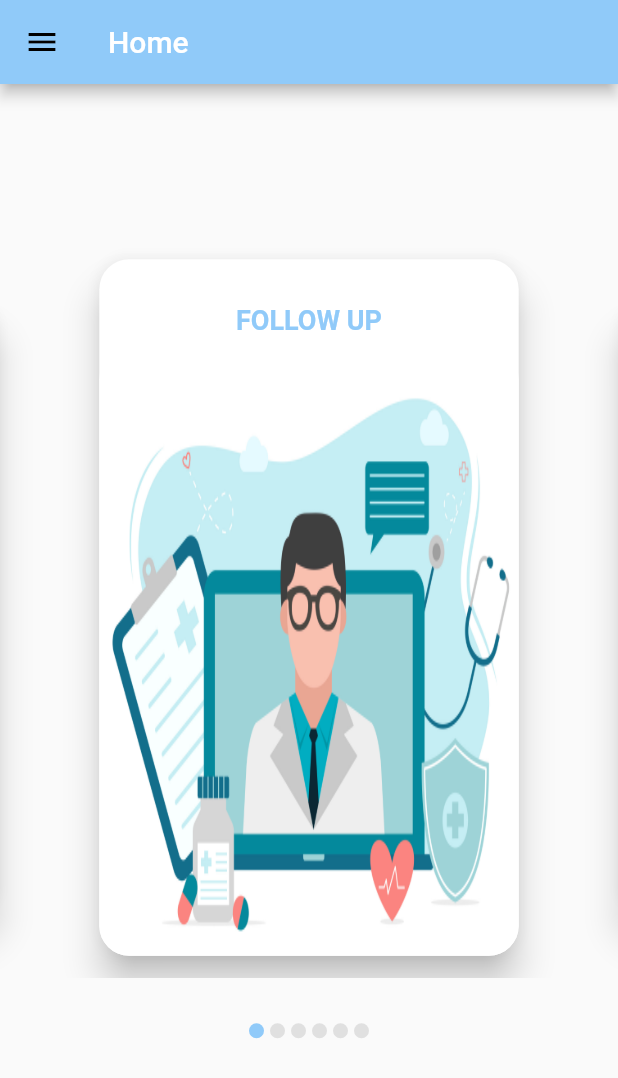
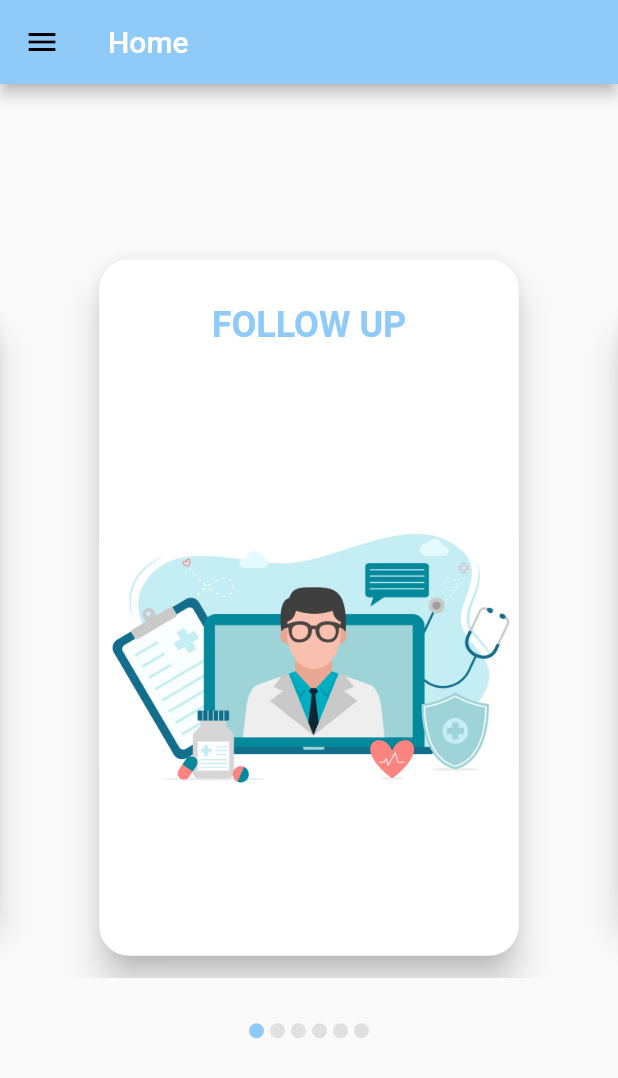
Before and after one commit to tasneemsafour/Robot_hospital, a Flutter app: the screen it shows after launch, on a phone screen of 412 x 824 dp. Shown: the top 1078 px of the screen. Run offline on Flutter 3.47's test engine with Material 2 defaults, Android fonts, the phone set to English and light mode, and no system bars; drawn by our look-alikes of carousel_slider; our stand-ins replace animated_splash_screen, avatar_glow, equatable, flutter_bloc, flutter_switch, google_fonts and 5 more; missing offline and left inert: agora_rtc_engine, clipboard, control_pad, dart:ffi, dart_amqp, joystick.

Commit message:
Edit ui home

```diff
--- a/lib/API/BioLabAPI.dart
+++ b/lib/API/BioLabAPI.dart
@@ -15,7 +15,6 @@ Future<List<chargingStation>> getBioLab() async {
       });
   var jsonData = json.decode(Dataa.body);
   List<chargingStation> ch_all = [];
-
   for (var t in jsonData) {
     ch_all.add(chargingStation.fromJson(t));
   }
--- a/lib/Widget/homeItem_widget.dart
+++ b/lib/Widget/homeItem_widget.dart
@@ -51,12 +51,14 @@ class homeItem extends StatelessWidget {
                  padding: EdgeInsets.only(top: 60),
                  height: MediaQuery.of(context).size.height*0.65,
                  //color: Colors.deepOrange,
-                 child: ClipRRect(
-                       borderRadius: BorderRadius.all(Radius.circular(20))
-                       ,
-                       child:Image.asset(item.img,fit: BoxFit.fill,
+                 child: Center(
+                   child: ClipRRect(
+                         borderRadius: BorderRadius.all(Radius.circular(20))
+                         ,
+                         child:Image.asset(item.img,fit: BoxFit.fill,
+                         ),
                        ),
-                     ),
+                 ),
                ),
                 Container(
                   width: MediaQuery.of(context).size.width,
@@ -66,7 +68,7 @@ class homeItem extends StatelessWidget {
                    style: TextStyle(
                      fontWeight: FontWeight.bold,
                      color: Theme.of(context).accentColor,
-                     fontSize: 18,
+                     fontSize: 24,
                    )
                    ),
                  ),
```
